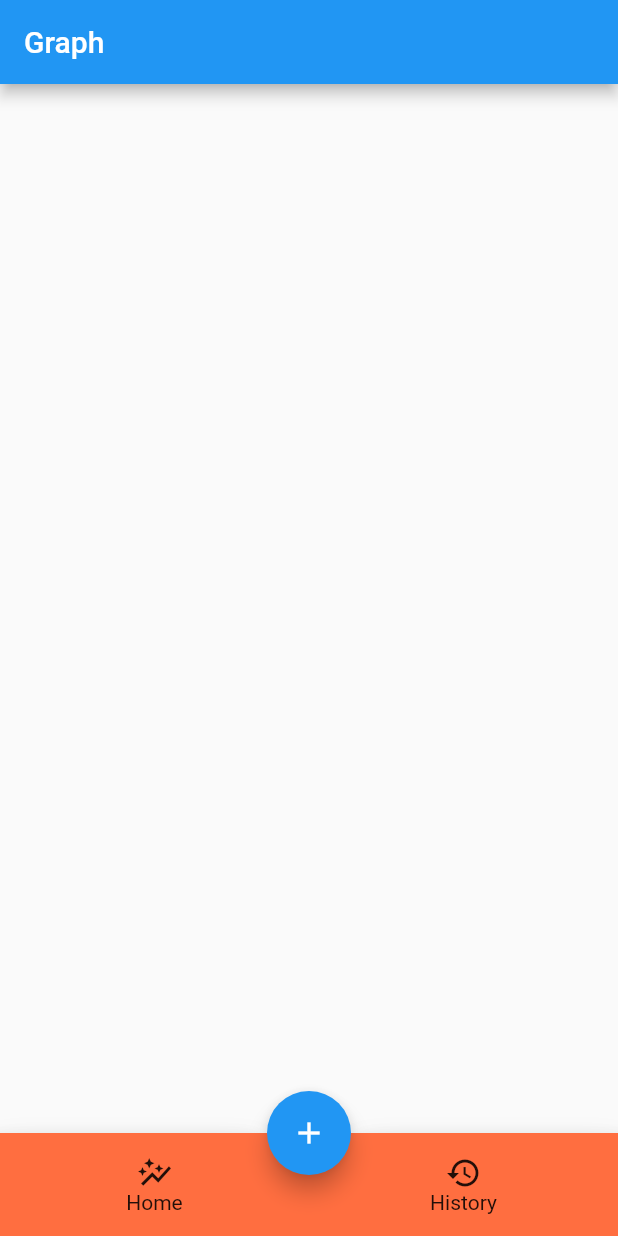
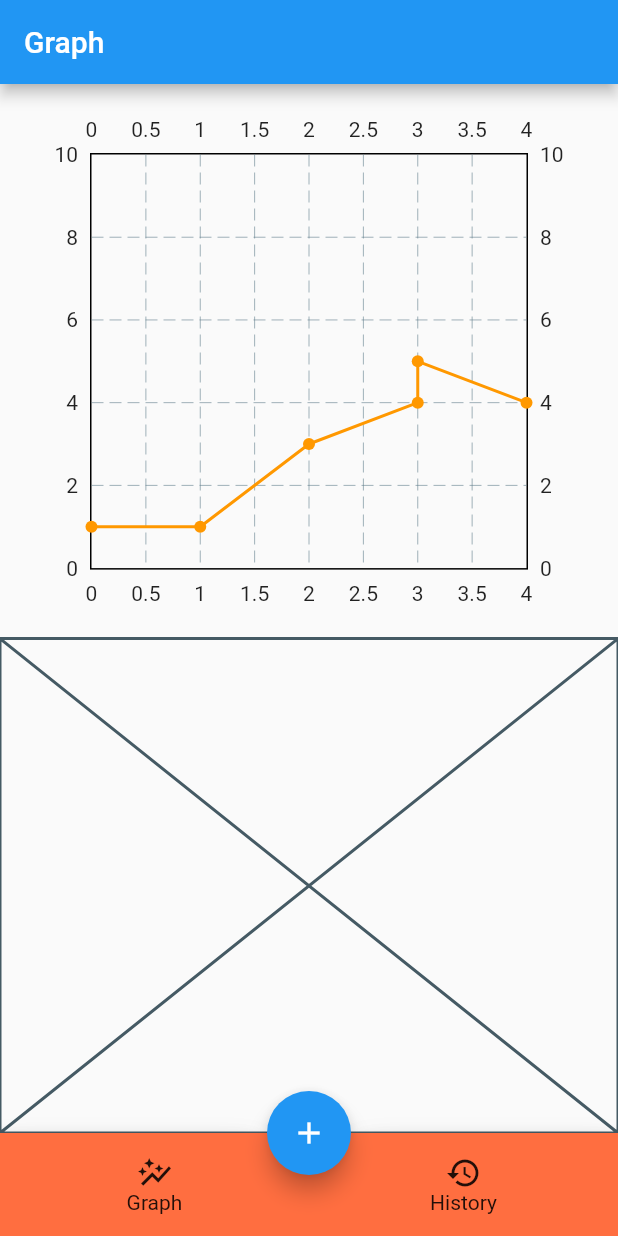
Before and after one commit to ozkayas/weight-tracker, a Flutter app: the screen it shows after launch, on a phone screen of 412 x 824 dp. Run offline on Flutter 3.47's test engine with Material 2 defaults, Android fonts, the phone set to English and light mode, and no system bars; drawn by our look-alikes of fl_chart; our stand-ins replace freezed_annotation, get, get_storage.

Commit message:
Add base graph

```diff
--- a/lib/views/graph.dart
+++ b/lib/views/graph.dart
@@ -1,7 +1,7 @@
 import 'package:flutter/material.dart';
 import 'package:get/get.dart';
-//import 'package:get/get_state_manager/src/rx_flutter/rx_obx_widget.dart';
 import 'package:weight_tracker/viewmodels/controller.dart';
+import 'package:weight_tracker/widgets/records_graph.dart';
 
 class GraphScreen extends StatefulWidget {
   const GraphScreen({Key? key}) : super(key: key);
@@ -17,6 +17,19 @@ class _GraphScreenState extends State<GraphScreen> {
   Widget build(BuildContext context) {
     return Scaffold(
       appBar: AppBar(title: Text('Graph')),
+      body: Column(
+        children: [
+          Expanded(
+            child: Container(
+              padding: EdgeInsets.all(16.0),
+              child: RecordsGraph(),
+            ),
+          ),
+          Placeholder(
+            fallbackHeight: Get.height * 0.4,
+          )
+        ],
+      ),
     );
   }
 }
--- a/lib/views/home_page.dart
+++ b/lib/views/home_page.dart
@@ -1,6 +1,5 @@
 import 'package:flutter/material.dart';
 import 'package:get/get.dart';
-import 'package:weight_tracker/models/record.dart';
 import 'package:weight_tracker/viewmodels/controller.dart';
 import 'package:weight_tracker/views/add_record.dart';
 import 'package:weight_tracker/views/graph.dart';
@@ -53,7 +52,7 @@ class _HomePageState extends State<HomePage> {
                     mainAxisAlignment: MainAxisAlignment.center,
                     children: [
                       Icon(Icons.auto_graph),
-                      Text('Home'),
+                      Text('Graph'),
                     ],
                   ),
                   onTap: () {
--- /dev/null
+++ b/lib/widgets/records_graph.dart
@@ -0,0 +1,55 @@
+import 'package:fl_chart/fl_chart.dart';
+import 'package:flutter/material.dart';
+
+class RecordsGraph extends StatelessWidget {
+  const RecordsGraph({
+    Key? key,
+  }) : super(key: key);
+
+  @override
+  Widget build(BuildContext context) {
+    return LineChart(
+      LineChartData(
+        lineTouchData: LineTouchData(enabled: true),
+        lineBarsData: [
+          LineChartBarData(
+            spots: [
+              FlSpot(0, 1),
+              FlSpot(1, 1),
+              FlSpot(2, 3),
+              FlSpot(3, 4),
+              FlSpot(3, 5),
+              FlSpot(4, 4)
+            ],
+            isCurved: false,
+            barWidth: 2,
+            colors: [
+              Colors.orange,
+            ],
+            /* belowBarData: BarAreaData(
+              show: true,
+              colors: [Colors.lightBlue.withOpacity(0.5)],
+              cutOffY: cutOffYValue,
+              applyCutOffY: true,
+            ),
+            aboveBarData: BarAreaData(
+              show: true,
+              colors: [Colors.lightGreen.withOpacity(0.5)],
+              cutOffY: cutOffYValue,
+              applyCutOffY: true,
+            ),
+            dotData: FlDotData(
+              show: false,
+            ),*/
+          ),
+        ],
+        minY: 0,
+        maxY: 10,
+      ),
+      // read about it in the LineChartData section
+
+      swapAnimationDuration: Duration(milliseconds: 150), // Optional
+      swapAnimationCurve: Curves.linear, // Optional
+    );
+  }
+}
--- a/pubspec.yaml
+++ b/pubspec.yaml
@@ -33,6 +33,7 @@ dependencies:
   get: ^4.1.4
   intl: ^0.17.0
   get_storage: ^2.0.2
+  fl_chart: ^0.36.2
 
 dev_dependencies:
   flutter_test:
```
Also changed, not shown: pubspec.lock.
